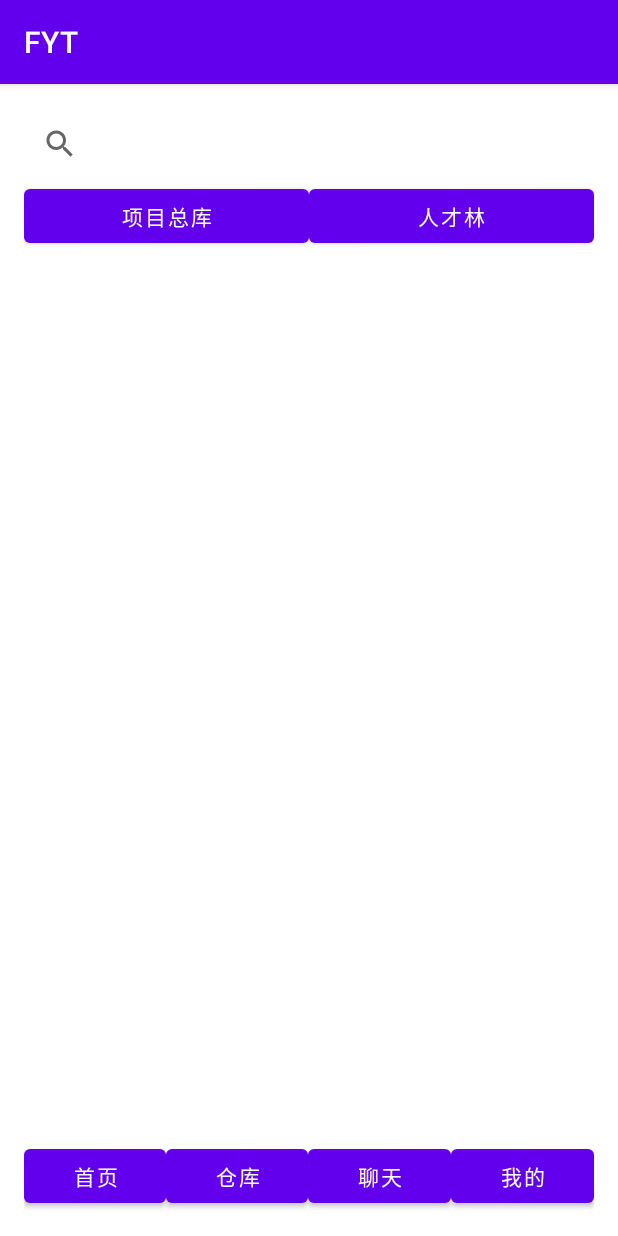
After one commit to JQseventeen/102201427-102201426, an Android app: the TeamActivity screen opened directly, with no data from a screen before it, on a phone screen of 412 x 824 dp. The commit adds this screen. Run offline under Robolectric (Android 15) with nearby library versions, the phone set to English and light mode, and no system bars.

Commit message:
Add the main page of our fyt

```diff
--- a/app/src/main/AndroidManifest.xml
+++ b/app/src/main/AndroidManifest.xml
@@ -26,6 +26,7 @@
                 <category android:name="android.intent.category.LAUNCHER" />
             </intent-filter>
         </activity>
+        <activity android:name=".TeamActivity" />
     </application>
 
 </manifest>
--- /dev/null
+++ b/app/src/main/java/com/example/fyt/TeamActivity.java
@@ -0,0 +1,85 @@
+package com.example.fyt;
+
+import android.content.Intent;
+import android.os.Bundle;
+import android.view.View;
+import android.widget.Button;
+import android.widget.ListView;
+import android.widget.SearchView;
+import androidx.appcompat.app.AppCompatActivity;
+
+public class TeamActivity extends AppCompatActivity {
+
+    private Button buttonProjects;
+    private Button buttonTalents;
+    private ListView listViewProjects;
+    private Button buttonHome;
+    private Button buttonChat;
+    private Button buttonMy;
+    private Button buttonWarehouse;
+
+    @Override
+    protected void onCreate(Bundle savedInstanceState) {
+        super.onCreate(savedInstanceState);
+        setContentView(R.layout.activity_mainpage);
+
+        // 初始化组件
+        buttonProjects = findViewById(R.id.button_projects);
+        buttonTalents = findViewById(R.id.button_talents);
+        listViewProjects = findViewById(R.id.listView_projects);
+        buttonHome = findViewById(R.id.button_home);
+        buttonChat = findViewById(R.id.button_chat);
+        buttonMy = findViewById(R.id.button_my);
+        buttonWarehouse = findViewById(R.id.button_warehouse);
+
+        // 设置点击事件监听器
+        buttonProjects.setOnClickListener(new View.OnClickListener() {
+            @Override
+            public void onClick(View v) {
+                // 跳转到项目总库页面
+            }
+        });
+
+        buttonTalents.setOnClickListener(new View.OnClickListener() {
+            @Override
+            public void onClick(View v) {
+                // 跳转到人才林页面
+            }
+        });
+
+        buttonHome.setOnClickListener(new View.OnClickListener() {
+            @Override
+            public void onClick(View v) {
+                // 跳转到首页
+            }
+        });
+
+        buttonChat.setOnClickListener(new View.OnClickListener() {
+            @Override
+            public void onClick(View v) {
+                // 跳转到聊天页面
+            }
+        });
+
+        buttonMy.setOnClickListener(new View.OnClickListener() {
+            @Override
+            public void onClick(View v) {
+                // 跳转到我的页面
+            }
+        });
+
+        buttonWarehouse.setOnClickListener(new View.OnClickListener() {
+            @Override
+            public void onClick(View v) {
+                // 跳转到仓库页面
+            }
+        });
+
+        // 初始化项目列表
+        initializeProjectsList();
+    }
+
+    private void initializeProjectsList() {
+        // 这里添加你的项目列表初始化代码
+    }
+}
--- a/app/src/main/java/com/example/fyt/ui/login/LoginActivity.java
+++ b/app/src/main/java/com/example/fyt/ui/login/LoginActivity.java
@@ -1,16 +1,8 @@
 package com.example.fyt.ui.login;
 
 import android.app.Activity;
-
-import androidx.lifecycle.Observer;
-import androidx.lifecycle.ViewModelProvider;
-
+import android.content.Intent;
 import android.os.Bundle;
-
-import androidx.annotation.Nullable;
-import androidx.annotation.StringRes;
-import androidx.appcompat.app.AppCompatActivity;
-
 import android.text.Editable;
 import android.text.TextWatcher;
 import android.view.KeyEvent;
@@ -22,7 +14,14 @@ import android.widget.ProgressBar;
 import android.widget.TextView;
 import android.widget.Toast;
 
+import androidx.annotation.Nullable;
+import androidx.annotation.StringRes;
+import androidx.appcompat.app.AppCompatActivity;
+import androidx.lifecycle.Observer;
+import androidx.lifecycle.ViewModelProvider;
+
 import com.example.fyt.R;
+import com.example.fyt.TeamActivity;
 import com.example.fyt.databinding.ActivityLoginBinding;
 
 public class LoginActivity extends AppCompatActivity {
@@ -70,14 +69,14 @@ public class LoginActivity extends AppCompatActivity {
                 loadingProgressBar.setVisibility(View.GONE);
                 if (loginResult.getError() != null) {
                     showLoginFailed(loginResult.getError());
+                } else/* (LoginResult.getSuccess() != null && loginResult.getSuccess())*/ {
+                    // 登录成功，跳转到 TeamActivity
+                    Intent intent = new Intent(LoginActivity.this, TeamActivity.class);
+                    startActivity(intent);
+                    updateUiWithUser(loginResult.getSuccess());
+                    setResult(Activity.RESULT_OK);
+                    finish(); // 结束当前Activity
                 }
-                if (loginResult.getSuccess() != null) {
-                    updateUiWithUser(loginResult.getSuccess());
-                }
-                setResult(Activity.RESULT_OK);
-
-                //Complete and destroy login activity once successful
-                finish();
             }
         });
 
@@ -107,6 +106,7 @@ public class LoginActivity extends AppCompatActivity {
                 if (actionId == EditorInfo.IME_ACTION_DONE) {
                     loginViewModel.login(usernameEditText.getText().toString(),
                             passwordEditText.getText().toString());
+                    return true;
                 }
                 return false;
             }
--- /dev/null
+++ b/app/src/main/res/layout/activity_mainpage.xml
@@ -0,0 +1,79 @@
+<?xml version="1.0" encoding="utf-8"?>
+<LinearLayout xmlns:android="http://schemas.android.com/apk/res/android"
+    android:layout_width="match_parent"
+    android:layout_height="match_parent"
+    android:orientation="vertical"
+    android:padding="16dp">
+
+    <!-- 搜索框 -->
+    <SearchView
+        android:id="@+id/searchView"
+        android:layout_width="match_parent"
+        android:layout_height="wrap_content"
+        android:queryHint="搜索 Q" />
+
+    <!-- 项目总库和人才林按钮 -->
+    <LinearLayout
+        android:layout_width="match_parent"
+        android:layout_height="wrap_content"
+        android:orientation="horizontal"
+        android:gravity="center">
+
+        <Button
+            android:id="@+id/button_projects"
+            android:layout_width="0dp"
+            android:layout_height="wrap_content"
+            android:layout_weight="1"
+            android:text="项目总库" />
+
+        <Button
+            android:id="@+id/button_talents"
+            android:layout_width="0dp"
+            android:layout_height="wrap_content"
+            android:layout_weight="1"
+            android:text="人才林" />
+    </LinearLayout>
+
+    <!-- 项目列表 -->
+    <ListView
+        android:id="@+id/listView_projects"
+        android:layout_width="match_parent"
+        android:layout_height="0dp"
+        android:layout_weight="1" />
+
+    <!-- 底部导航栏 -->
+    <LinearLayout
+        android:layout_width="match_parent"
+        android:layout_height="wrap_content"
+        android:orientation="horizontal"
+        android:baselineAligned="false">
+
+        <Button
+            android:id="@+id/button_home"
+            android:layout_width="0dp"
+            android:layout_height="wrap_content"
+            android:layout_weight="1"
+            android:text="首页" />
+
+        <Button
+            android:id="@+id/button_chat"
+            android:layout_width="0dp"
+            android:layout_height="wrap_content"
+            android:layout_weight="1"
+            android:text="仓库" />
+
+        <Button
+            android:id="@+id/button_my"
+            android:layout_width="0dp"
+            android:layout_height="wrap_content"
+            android:layout_weight="1"
+            android:text="聊天" />
+
+        <Button
+            android:id="@+id/button_warehouse"
+            android:layout_width="0dp"
+            android:layout_height="wrap_content"
+            android:layout_weight="1"
+            android:text="我的" />
+    </LinearLayout>
+</LinearLayout>
```
